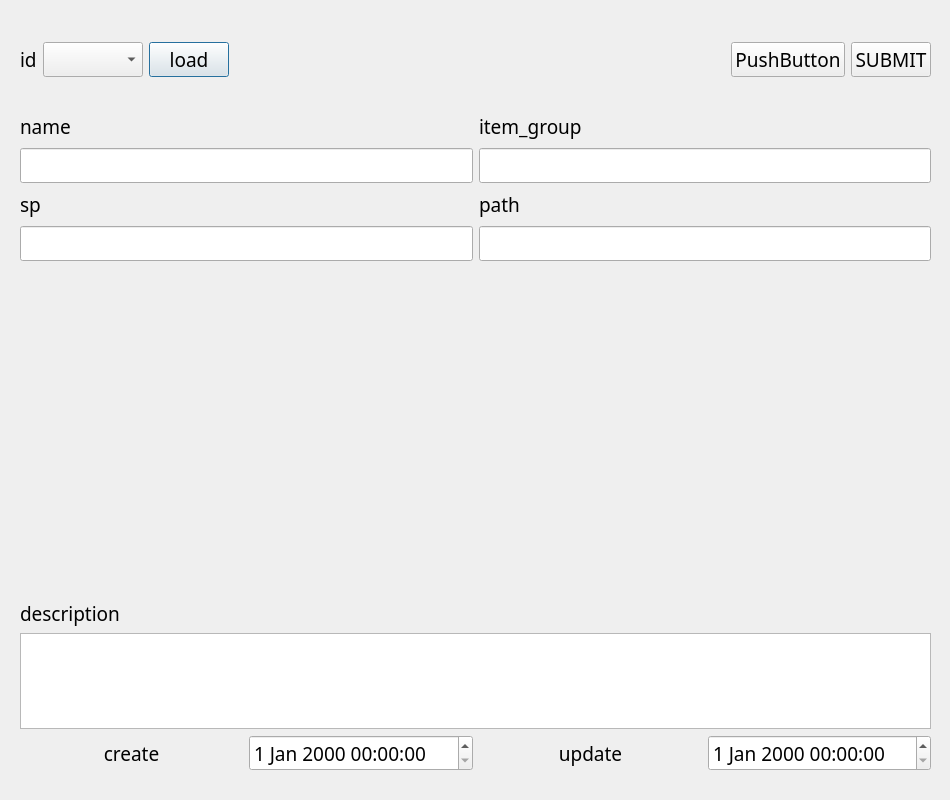
First picture: the form in ui/ipDialog.ui, repository SuhYeoJee/OrderManager, before the edit.
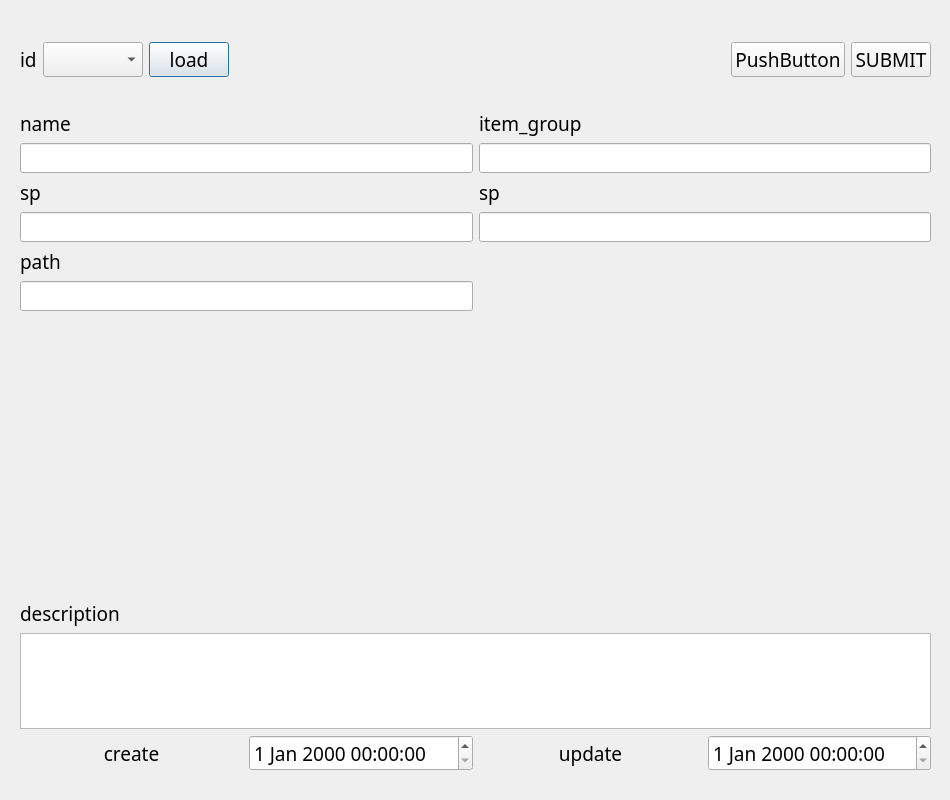
Second picture: the form after the edit.

Diff of the .ui file:
```diff
--- a/ui/ipDialog.ui
+++ b/ui/ipDialog.ui
@@ -141,27 +141,10 @@
      <x>20</x>
      <y>110</y>
      <width>911</width>
-     <height>151</height>
+     <height>201</height>
     </rect>
    </property>
    <layout class="QGridLayout" name="gridLayout_3">
-    <item row="2" column="1">
-     <widget class="QLabel" name="label_20">
-      <property name="text">
-       <string>path</string>
-      </property>
-     </widget>
-    </item>
-    <item row="1" column="1">
-     <widget class="QLineEdit" name="item_groupLineEdit">
-      <property name="maximumSize">
-       <size>
-        <width>500</width>
-        <height>16777215</height>
-       </size>
-      </property>
-     </widget>
-    </item>
     <item row="0" column="1">
      <widget class="QLabel" name="label_19">
       <property name="text">
@@ -169,6 +152,30 @@
       </property>
      </widget>
     </item>
+    <item row="3" column="0">
+     <widget class="QLineEdit" name="sp_1LineEdit">
+      <property name="maximumSize">
+       <size>
+        <width>500</width>
+        <height>16777215</height>
+       </size>
+      </property>
+     </widget>
+    </item>
+    <item row="2" column="1">
+     <widget class="QLabel" name="label_23">
+      <property name="text">
+       <string>sp</string>
+      </property>
+     </widget>
+    </item>
+    <item row="2" column="0">
+     <widget class="QLabel" name="label_22">
+      <property name="text">
+       <string>sp</string>
+      </property>
+     </widget>
+    </item>
     <item row="0" column="0">
      <widget class="QLabel" name="label_14">
       <property name="text">
@@ -176,6 +183,16 @@
       </property>
      </widget>
     </item>
+    <item row="1" column="1">
+     <widget class="QLineEdit" name="groupLineEdit">
+      <property name="maximumSize">
+       <size>
+        <width>500</width>
+        <height>16777215</height>
+       </size>
+      </property>
+     </widget>
+    </item>
     <item row="1" column="0">
      <widget class="QLineEdit" name="nameLineEdit">
       <property name="maximumSize">
@@ -186,7 +203,24 @@
       </property>
      </widget>
     </item>
+    <item row="4" column="0">
+     <widget class="QLabel" name="label_21">
+      <property name="text">
+       <string>path</string>
+      </property>
+     </widget>
+    </item>
     <item row="3" column="1">
+     <widget class="QLineEdit" name="sp_2LineEdit">
+      <property name="maximumSize">
+       <size>
+        <width>500</width>
+        <height>16777215</height>
+       </size>
+      </property>
+     </widget>
+    </item>
+    <item row="5" column="0">
      <widget class="QLineEdit" name="pathLineEdit">
       <property name="maximumSize">
        <size>
@@ -196,23 +230,6 @@
       </property>
      </widget>
     </item>
-    <item row="3" column="0">
-     <widget class="QLineEdit" name="spLineEdit">
-      <property name="maximumSize">
-       <size>
-        <width>500</width>
-        <height>16777215</height>
-       </size>
-      </property>
-     </widget>
-    </item>
-    <item row="2" column="0">
-     <widget class="QLabel" name="label_22">
-      <property name="text">
-       <string>sp</string>
-      </property>
-     </widget>
-    </item>
    </layout>
   </widget>
  </widget>
```
Left out of the diff: 4 changed lines with no effect on the pictures.
